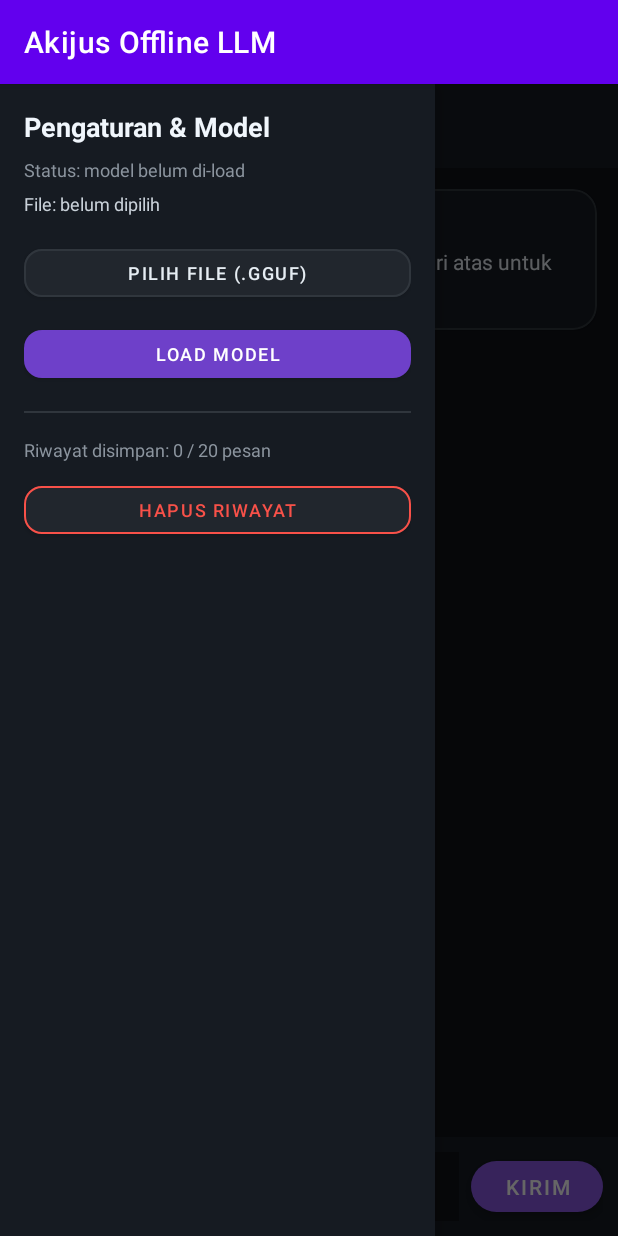
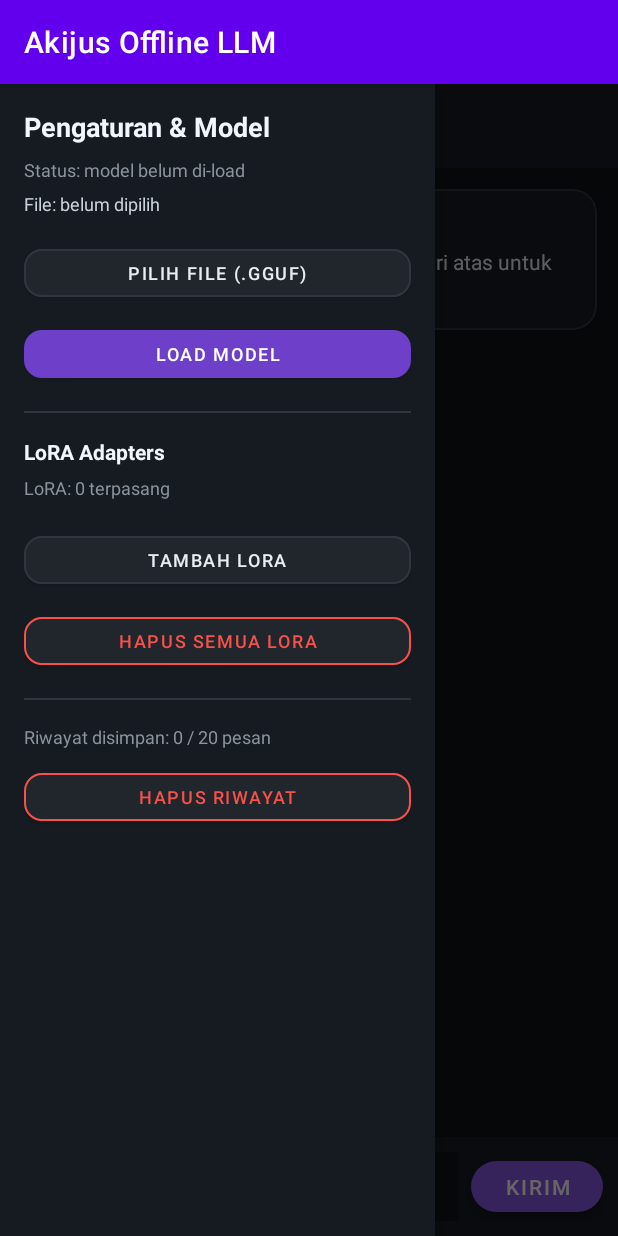
Before and after one commit to akijus39-byte/Akijus, an Android app: the screen it shows after launch (MainActivity), with the side drawer open, on a phone screen of 412 x 824 dp. Run offline under Robolectric (Android 15) with nearby library versions, the phone set to English and light mode, and no system bars; 1 statement that could not run was skipped.

Commit message:
Atlan: drawer scroll + LoRA + judul Atlan

```diff
--- a/app/src/main/res/layout/activity_main.xml
+++ b/app/src/main/res/layout/activity_main.xml
@@ -44,7 +44,7 @@
                 android:layout_width="0dp"
                 android:layout_height="wrap_content"
                 android:layout_marginStart="12dp"
-                android:text="Akijus Offline LLM"
+                android:text="Atlan"
                 android:textColor="#F0F6FC"
                 android:textSize="17sp"
                 android:textStyle="bold"
@@ -148,11 +148,17 @@
     </androidx.constraintlayout.widget.ConstraintLayout>
 
     <!-- PANEL PENGATURAN SAMPING KIRI (TERBUKA DARI GARIS TIGA) -->
-    <LinearLayout
-        android:id="@+id/navDrawerPanel"
+    <ScrollView
         android:layout_width="290dp"
         android:layout_height="match_parent"
         android:layout_gravity="start"
+        android:background="#161B22"
+        android:fillViewport="true">
+
+    <LinearLayout
+        android:id="@+id/navDrawerPanel"
+        android:layout_width="match_parent"
+        android:layout_height="wrap_content"
         android:background="#161B22"
         android:orientation="vertical"
         android:padding="16dp">
@@ -214,6 +220,62 @@
             android:background="#30363D" />
 
         <TextView
+            android:layout_width="wrap_content"
+            android:layout_height="wrap_content"
+            android:text="LoRA Adapters"
+            android:textColor="#F0F6FC"
+            android:textSize="14sp"
+            android:textStyle="bold" />
+
+        <TextView
+            android:id="@+id/tvLoraInfo"
+            android:layout_width="match_parent"
+            android:layout_height="wrap_content"
+            android:layout_marginTop="6dp"
+            android:text="LoRA: 0 terpasang"
+            android:textColor="#8B949E"
+            android:textSize="12sp" />
+
+        <LinearLayout
+            android:id="@+id/loraListCtn"
+            android:layout_width="match_parent"
+            android:layout_height="wrap_content"
+            android:layout_marginTop="8dp"
+            android:orientation="vertical" />
+
+        <com.google.android.material.button.MaterialButton
+            android:id="@+id/btnAddLora"
+            android:layout_width="match_parent"
+            android:layout_height="44dp"
+            android:layout_marginTop="10dp"
+            android:text="TAMBAH LORA"
+            android:textColor="#E6EDF3"
+            android:textSize="12sp"
+            app:backgroundTint="#21262D"
+            app:cornerRadius="12dp"
+            app:strokeColor="#30363D"
+            app:strokeWidth="1dp" />
+
+        <com.google.android.material.button.MaterialButton
+            android:id="@+id/btnClearLora"
+            android:layout_width="match_parent"
+            android:layout_height="44dp"
+            android:layout_marginTop="10dp"
+            android:text="HAPUS SEMUA LORA"
+            android:textColor="#F85149"
+            android:textSize="12sp"
+            app:backgroundTint="#21262D"
+            app:cornerRadius="12dp"
+            app:strokeColor="#F85149"
+            app:strokeWidth="1dp" />
+
+        <View
+            android:layout_width="match_parent"
+            android:layout_height="1dp"
+            android:layout_marginVertical="16dp"
+            android:background="#30363D" />
+
+        <TextView
             android:id="@+id/tvHistoryInfo"
             android:layout_width="match_parent"
             android:layout_height="wrap_content"
@@ -235,5 +297,6 @@
             app:strokeWidth="1dp" />
 
     </LinearLayout>
+    </ScrollView>
 
 </androidx.drawerlayout.widget.DrawerLayout>
```
